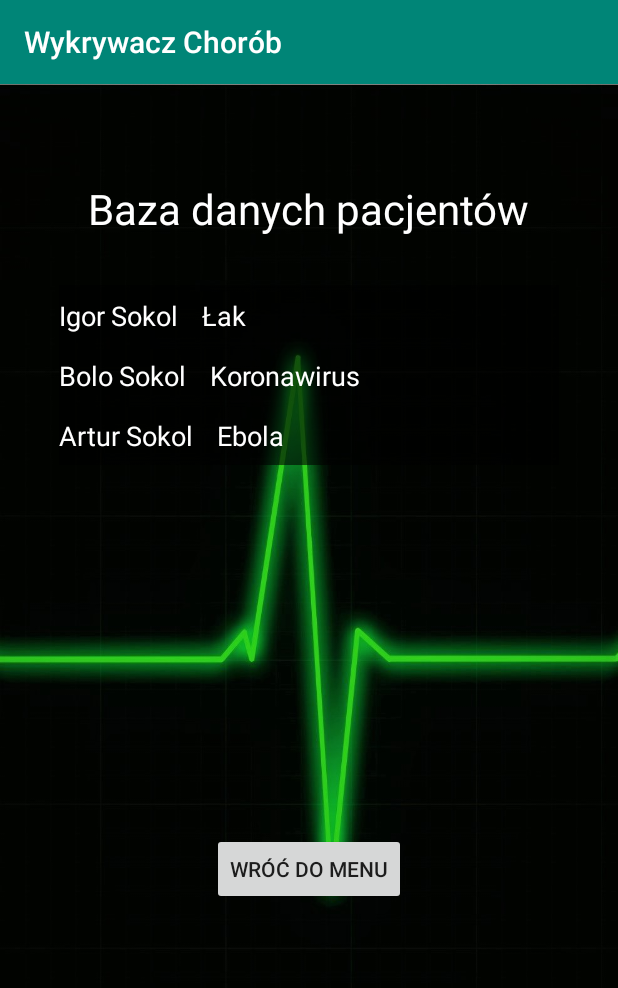
After one commit to Sokols/DiseaseDetectorPL-HAK_Project, an Android app: the PatientsActivity screen opened directly, with no data from a screen before it, on a phone screen of 412 x 824 dp. The commit adds this screen. Shown: the top 988 px of the screen. Run offline under Robolectric (Android 15) with nearby library versions, the phone set to English and light mode, and no system bars; our stand-ins replace Room's generated code.

Commit message:
added patient database, first version

```diff
--- a/app/src/main/AndroidManifest.xml
+++ b/app/src/main/AndroidManifest.xml
@@ -9,7 +9,8 @@
         android:roundIcon="@mipmap/ic_launcher_round"
         android:supportsRtl="true"
         android:theme="@style/AppTheme">
-        <activity android:name=".AddPatientActivity"></activity>
+        <activity android:name=".PatientsActivity"></activity>
+        <activity android:name=".AddPatientActivity" />
         <activity android:name=".Examination2Activity" />
         <activity android:name=".Examination1Activity" />
         <activity android:name=".HomeActivity" />
--- /dev/null
+++ b/app/src/main/java/pl/zhr/hak/wykrywaczchorob/AppDatabase.java
@@ -0,0 +1,34 @@
+package pl.zhr.hak.wykrywaczchorob;
+
+import android.content.Context;
+
+import androidx.room.Database;
+import androidx.room.Room;
+import androidx.room.RoomDatabase;
+
+@Database(
+        entities = {
+                Patient.class
+        },
+        version = 1
+)
+
+public abstract class AppDatabase extends RoomDatabase {
+
+    private static AppDatabase INSTANCE;
+
+    public static AppDatabase getInstance(Context context) {
+        if (INSTANCE == null) {
+            INSTANCE = Room.databaseBuilder(
+                    context.getApplicationContext(),
+                    AppDatabase.class,
+                    "WykrywaczChorob"
+            ).allowMainThreadQueries().build();
+        }
+        return INSTANCE;
+    }
+
+    public static void destroyInstance() { INSTANCE = null; }
+
+    public abstract PatientDao patientDao();
+}
--- a/app/src/main/java/pl/zhr/hak/wykrywaczchorob/HomeActivity.java
+++ b/app/src/main/java/pl/zhr/hak/wykrywaczchorob/HomeActivity.java
@@ -19,6 +19,7 @@ public class HomeActivity extends AppCompatActivity {
     SharedPreferences sharedPreferences;
     ImageButton imageButtonExit;
     ImageButton imageButtonAdd;
+    ImageButton imageButtonDB;
 
     @Override
     protected void onCreate(Bundle savedInstanceState) {
@@ -31,6 +32,7 @@ public class HomeActivity extends AppCompatActivity {
         textViewHello = findViewById(R.id.textViewHello);
         imageButtonExit = findViewById(R.id.imageButtonExit);
         imageButtonAdd = findViewById(R.id.imageButtonAdd);
+        imageButtonDB = findViewById(R.id.imageButtonDB);
         buttonLogout = findViewById(R.id.buttonLogout);
         textViewHello.setText(getString(R.string.hello, name));
 
@@ -50,6 +52,15 @@ public class HomeActivity extends AppCompatActivity {
             }
         });
 
+        imageButtonDB.setOnClickListener(new View.OnClickListener() {
+            @Override
+            public void onClick(View v) {
+                Intent patientActivity = new Intent(HomeActivity.this,
+                        PatientsActivity.class);
+                startActivity(patientActivity);
+            }
+        });
+
         buttonLogout.setOnClickListener(new View.OnClickListener() {
             @Override
             public void onClick(View v) {
--- /dev/null
+++ b/app/src/main/java/pl/zhr/hak/wykrywaczchorob/Patient.java
@@ -0,0 +1,60 @@
+package pl.zhr.hak.wykrywaczchorob;
+
+import androidx.room.ColumnInfo;
+import androidx.room.Entity;
+import androidx.room.PrimaryKey;
+
+@Entity
+public class Patient {
+
+    @PrimaryKey
+    private int patientID;
+
+    @ColumnInfo
+    private String name;
+
+    @ColumnInfo
+    private String surname;
+
+    @ColumnInfo
+    private String disease;
+
+    public Patient(int patientID, String name, String surname, String disease) {
+        this.patientID = patientID;
+        this.name = name;
+        this.surname = surname;
+        this.disease = disease;
+    }
+
+    public int getPatientID() {
+        return this.patientID;
+    }
+
+    public void setPatientID(int patientID) {
+        this.patientID = patientID;
+    }
+
+    public String getName() {
+        return name;
+    }
+
+    public void setName(String name) {
+        this.name = name;
+    }
+
+    public String getSurname() {
+        return surname;
+    }
+
+    public void setSurname(String surname) {
+        this.surname = surname;
+    }
+
+    public String getDisease() {
+        return disease;
+    }
+
+    public void setDisease(String disease) {
+        this.disease = disease;
+    }
+}
--- /dev/null
+++ b/app/src/main/java/pl/zhr/hak/wykrywaczchorob/PatientAdapter.java
@@ -0,0 +1,59 @@
+package pl.zhr.hak.wykrywaczchorob;
+
+import android.content.Context;
+import android.view.LayoutInflater;
+import android.view.View;
+import android.view.ViewGroup;
+import android.widget.TextView;
+
+import androidx.annotation.NonNull;
+import androidx.recyclerview.widget.RecyclerView;
+
+import java.util.List;
+
+public class PatientAdapter extends RecyclerView.Adapter<PatientAdapter.PatientViewHolder> {
+    class PatientViewHolder extends RecyclerView.ViewHolder {
+
+        private final TextView textViewName;
+        private final TextView textViewSurname;
+        private final TextView textViewDisease;
+
+        public PatientViewHolder(@NonNull View itemView) {
+            super(itemView);
+            this.textViewName = itemView.findViewById(R.id.textViewName);
+            this.textViewSurname = itemView.findViewById(R.id.textViewSurname);
+            this.textViewDisease = itemView.findViewById(R.id.textViewDisease);
+        }
+    }
+
+    private List<Patient> mPatientList;
+    private final LayoutInflater mInflater;
+    private Context mcontext;
+    public PatientAdapter(List<Patient> patientList, Context context) {
+        this.mPatientList = patientList;
+        this.mcontext = context;
+        mInflater = LayoutInflater.from(context);
+    }
+
+    @NonNull
+    @Override
+    public PatientViewHolder onCreateViewHolder(@NonNull ViewGroup parent, int viewType) {
+        View itemView = mInflater.inflate(R.layout.listitem_patient, parent, false);
+        return new PatientViewHolder(itemView);
+    }
+
+    @Override
+    public void onBindViewHolder(@NonNull PatientViewHolder holder, int position) {
+        holder.textViewName.setText(mPatientList.get(position).getName());
+        holder.textViewSurname.setText(mPatientList.get(position).getSurname());
+        holder.textViewDisease.setText(mPatientList.get(position).getDisease());
+    }
+
+    @Override
+    public int getItemCount() { return mPatientList.size(); }
+
+    void setPatients(List<Patient> patients) {
+        mPatientList = patients;
+        notifyDataSetChanged();
+    }
+}
--- /dev/null
+++ b/app/src/main/java/pl/zhr/hak/wykrywaczchorob/PatientDao.java
@@ -0,0 +1,38 @@
+package pl.zhr.hak.wykrywaczchorob;
+
+import androidx.lifecycle.LiveData;
+import androidx.room.Dao;
+import androidx.room.Delete;
+import androidx.room.Insert;
+import androidx.room.OnConflictStrategy;
+import androidx.room.Query;
+import androidx.room.Update;
+
+import java.util.List;
+
+@Dao
+public interface PatientDao {
+    @Query("SELECT * FROM Patient")
+    LiveData<List<Patient>> getAll();
+
+    @Query("SELECT * FROM Patient WHERE patientID = :id")
+    LiveData<Patient> getItemById(int id);
+
+    @Query("SELECT * FROM Patient WHERE surname LIKE :phrase")
+    LiveData<List<Patient>> getBySurname(String phrase);
+
+    @Insert
+    void insert(Patient patient);
+
+    @Insert (onConflict = OnConflictStrategy.REPLACE)
+    void insertAll(List<Patient> badges);
+
+    @Delete
+    void delete(Patient patient);
+
+    @Update
+    void update(Patient patient);
+
+    @Query("DELETE FROM Patient")
+    void deleteAll();
+}
--- /dev/null
+++ b/app/src/main/java/pl/zhr/hak/wykrywaczchorob/PatientViewModel.java
@@ -0,0 +1,39 @@
+package pl.zhr.hak.wykrywaczchorob;
+
+import android.app.Application;
+
+import androidx.annotation.NonNull;
+import androidx.lifecycle.AndroidViewModel;
+import androidx.lifecycle.LiveData;
+
+import java.util.List;
+import java.util.concurrent.ExecutorService;
+import java.util.concurrent.Executors;
+
+public class PatientViewModel extends AndroidViewModel {
+
+    private ExecutorService executorService;
+    private PatientDao patientDao;
+
+    public PatientViewModel(@NonNull Application application) {
+        super(application);
+        patientDao = AppDatabase.getInstance(application).patientDao();
+        executorService = Executors.newSingleThreadExecutor();
+    }
+
+    public LiveData<List<Patient>> getPatientList() {
+        return patientDao.getAll();
+    }
+
+    public void insert(Patient patient) {
+        executorService.execute(() -> patientDao.insert(patient));
+    }
+
+    public void update(Patient patient) {
+        executorService.execute(() -> patientDao.update(patient));
+    }
+
+    public void delete(final Patient patient) {
+        executorService.execute(() -> patientDao.delete(patient));
+    }
+}
--- /dev/null
+++ b/app/src/main/java/pl/zhr/hak/wykrywaczchorob/PatientsActivity.java
@@ -0,0 +1,36 @@
+package pl.zhr.hak.wykrywaczchorob;
+
+import androidx.appcompat.app.AppCompatActivity;
+import androidx.lifecycle.Observer;
+import androidx.lifecycle.ViewModelProvider;
+import androidx.recyclerview.widget.LinearLayoutManager;
+import androidx.recyclerview.widget.RecyclerView;
+
+import android.os.Bundle;
+
+import java.util.ArrayList;
+import java.util.List;
+
+public class PatientsActivity extends AppCompatActivity {
+
+    List<Patient> patientList = new ArrayList<>();
+    PatientAdapter patientAdapter;
+    PatientViewModel patientViewModel;
+
+    @Override
+    protected void onCreate(Bundle savedInstanceState) {
+        super.onCreate(savedInstanceState);
+        setContentView(R.layout.activity_patients);
+
+        patientList.add(new Patient(1, "Igor", "Sokol", "Łak"));
+        patientList.add(new Patient(1, "Bolo", "Sokol", "Koronawirus"));
+        patientList.add(new Patient(1, "Artur", "Sokol", "Ebola"));
+        RecyclerView recyclerView = findViewById(R.id.recyclerView1);
+        patientAdapter = new PatientAdapter(patientList, PatientsActivity.this);
+        recyclerView.setAdapter(patientAdapter);
+        recyclerView.setLayoutManager(new LinearLayoutManager(this));
+        patientViewModel = new ViewModelProvider(this).get(PatientViewModel.class);
+
+
+    }
+}
--- /dev/null
+++ b/app/src/main/res/layout/activity_patients.xml
@@ -0,0 +1,46 @@
+<?xml version="1.0" encoding="utf-8"?>
+<androidx.constraintlayout.widget.ConstraintLayout xmlns:android="http://schemas.android.com/apk/res/android"
+    xmlns:app="http://schemas.android.com/apk/res-auto"
+    xmlns:tools="http://schemas.android.com/tools"
+    android:layout_width="match_parent"
+    android:layout_height="match_parent"
+    android:background="@drawable/health"
+    tools:context=".PatientsActivity">
+
+    <TextView
+        android:id="@+id/textViewDataBase"
+        android:layout_width="wrap_content"
+        android:layout_height="wrap_content"
+        android:layout_marginStart="32dp"
+        android:layout_marginTop="64dp"
+        android:layout_marginEnd="32dp"
+        android:text="@string/data_base"
+        android:textColor="#FFFFFF"
+        android:textSize="28sp"
+        app:layout_constraintEnd_toEndOf="parent"
+        app:layout_constraintStart_toStartOf="parent"
+        app:layout_constraintTop_toTopOf="parent" />
+
+    <androidx.recyclerview.widget.RecyclerView
+        android:id="@+id/recyclerView1"
+        android:layout_width="333dp"
+        android:layout_height="333dp"
+        android:layout_marginStart="32dp"
+        android:layout_marginTop="32dp"
+        android:layout_marginEnd="32dp"
+        app:layout_constraintEnd_toEndOf="parent"
+        app:layout_constraintStart_toStartOf="parent"
+        app:layout_constraintTop_toBottomOf="@+id/textViewDataBase" />
+
+    <Button
+        android:id="@+id/buttonBackDataBase"
+        android:layout_width="wrap_content"
+        android:layout_height="wrap_content"
+        android:layout_marginStart="32dp"
+        android:layout_marginTop="32dp"
+        android:layout_marginEnd="32dp"
+        android:text="@string/back_to_menu"
+        app:layout_constraintEnd_toEndOf="parent"
+        app:layout_constraintStart_toStartOf="parent"
+        app:layout_constraintTop_toBottomOf="@+id/recyclerView1" />
+</androidx.constraintlayout.widget.ConstraintLayout>
--- /dev/null
+++ b/app/src/main/res/layout/listitem_patient.xml
@@ -0,0 +1,47 @@
+<?xml version="1.0" encoding="utf-8"?>
+<androidx.constraintlayout.widget.ConstraintLayout xmlns:android="http://schemas.android.com/apk/res/android"
+    xmlns:app="http://schemas.android.com/apk/res-auto"
+    xmlns:tools="http://schemas.android.com/tools"
+    android:id="@+id/linearLayout"
+    android:layout_width="match_parent"
+    android:layout_height="40dp"
+    android:background="#99000000"
+    android:orientation="vertical">
+
+    <TextView
+        android:id="@+id/textViewName"
+        android:layout_width="wrap_content"
+        android:layout_height="wrap_content"
+        android:text="@string/name"
+        android:textColor='#FFFFFF'
+        android:textSize="18dp"
+        app:layout_constraintBottom_toBottomOf="parent"
+        app:layout_constraintStart_toStartOf="parent"
+        app:layout_constraintTop_toTopOf="parent" />
+
+    <TextView
+        android:id="@+id/textViewSurname"
+        android:layout_width="wrap_content"
+        android:layout_height="wrap_content"
+        android:layout_marginStart="4dp"
+        android:text="@string/surname"
+        android:textColor='#FFFFFF'
+        android:textSize="18dp"
+        app:layout_constraintBottom_toBottomOf="parent"
+        app:layout_constraintStart_toEndOf="@+id/textViewName"
+        app:layout_constraintTop_toTopOf="parent" />
+
+    <TextView
+        android:id="@+id/textViewDisease"
+        android:layout_width="wrap_content"
+        android:layout_height="wrap_content"
+        android:layout_marginStart="16dp"
+        android:text="@string/disease"
+        android:textColor='#FFFFFF'
+        android:textSize="18dp"
+        app:layout_constraintBottom_toBottomOf="parent"
+        app:layout_constraintEnd_toEndOf="parent"
+        app:layout_constraintHorizontal_bias="0.0"
+        app:layout_constraintStart_toEndOf="@+id/textViewSurname"
+        app:layout_constraintTop_toTopOf="parent" />
+</androidx.constraintlayout.widget.ConstraintLayout>
--- a/app/src/main/res/values/strings.xml
+++ b/app/src/main/res/values/strings.xml
@@ -30,4 +30,8 @@
     <string name="back_to_menu">Wróć do menu</string>
     <string name="add">Dodaj</string>
     <string name="please_only4">Zaznacz maksymalnie 4 symptomy</string>
+    <string name="data_base">Baza danych pacjentów</string>
+    <string name="name">Imię</string>
+    <string name="surname">Nazwisko</string>
+    <string name="disease">Choroba</string>
 </resources>
```
Also changed, not shown: app/build.gradle (+12 -0 lines), 1 other file.
